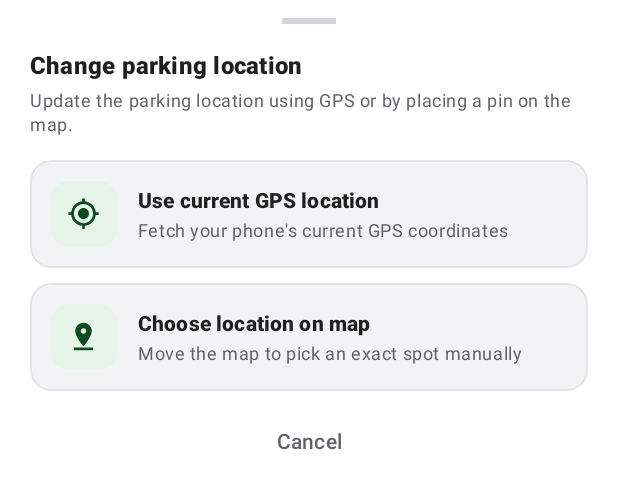
After one commit to varshith9993/Parking-Spot-Saver, an Android app built with Jetpack Compose: the layout bottom_sheet_change_location.xml on its own in the app's theme, with its tools: preview values and no code run, on a phone screen of 412 x 824 dp. The commit adds this screen. Shown: the top 489 px of the screen. Run offline under Robolectric (Android 15) with nearby library versions, the phone set to English and light mode, and no system bars.

Commit message:
second commit 2

```diff
--- /dev/null
+++ b/app/src/main/res/layout/bottom_sheet_change_location.xml
@@ -0,0 +1,171 @@
+<?xml version="1.0" encoding="utf-8"?>
+<LinearLayout xmlns:android="http://schemas.android.com/apk/res/android"
+    xmlns:app="http://schemas.android.com/apk/res-auto"
+    android:layout_width="match_parent"
+    android:layout_height="wrap_content"
+    android:background="@color/ps_card_bg"
+    android:orientation="vertical"
+    android:paddingHorizontal="20dp"
+    android:paddingTop="12dp"
+    android:paddingBottom="24dp">
+
+    <View
+        android:layout_width="36dp"
+        android:layout_height="4dp"
+        android:layout_gravity="center_horizontal"
+        android:layout_marginBottom="16dp"
+        android:background="@color/ps_drag_handle" />
+
+    <TextView
+        android:layout_width="match_parent"
+        android:layout_height="wrap_content"
+        android:text="@string/change_location_title"
+        android:textAppearance="@style/TextAppearance.Material3.TitleMedium"
+        android:textColor="@color/ps_text_primary"
+        android:textStyle="bold" />
+
+    <TextView
+        android:layout_width="match_parent"
+        android:layout_height="wrap_content"
+        android:layout_marginTop="4dp"
+        android:text="@string/change_location_subtitle"
+        android:textAppearance="@style/TextAppearance.Material3.BodySmall"
+        android:textColor="@color/ps_text_secondary" />
+
+    <com.google.android.material.card.MaterialCardView
+        android:id="@+id/cardOptionCurrentGps"
+        android:layout_width="match_parent"
+        android:layout_height="wrap_content"
+        android:layout_marginTop="16dp"
+        android:clickable="true"
+        android:focusable="true"
+        app:cardBackgroundColor="@color/ps_subtle_bg"
+        app:cardCornerRadius="14dp"
+        app:cardElevation="0dp"
+        app:strokeColor="@color/ps_card_stroke"
+        app:strokeWidth="1dp">
+
+        <LinearLayout
+            android:layout_width="match_parent"
+            android:layout_height="wrap_content"
+            android:gravity="center_vertical"
+            android:orientation="horizontal"
+            android:padding="14dp">
+
+            <com.google.android.material.card.MaterialCardView
+                android:layout_width="44dp"
+                android:layout_height="44dp"
+                app:cardBackgroundColor="@color/ps_primary_container"
+                app:cardCornerRadius="12dp"
+                app:cardElevation="0dp"
+                app:strokeWidth="0dp">
+
+                <ImageView
+                    android:layout_width="22dp"
+                    android:layout_height="22dp"
+                    android:layout_gravity="center"
+                    android:contentDescription="@string/use_current_gps"
+                    android:src="@drawable/ic_my_location"
+                    app:tint="@color/ps_on_primary_container" />
+            </com.google.android.material.card.MaterialCardView>
+
+            <LinearLayout
+                android:layout_width="0dp"
+                android:layout_height="wrap_content"
+                android:layout_marginStart="14dp"
+                android:layout_weight="1"
+                android:orientation="vertical">
+
+                <TextView
+                    android:layout_width="match_parent"
+                    android:layout_height="wrap_content"
+                    android:text="@string/use_current_gps"
+                    android:textAppearance="@style/TextAppearance.Material3.TitleSmall"
+                    android:textColor="@color/ps_text_primary"
+                    android:textStyle="bold" />
+
+                <TextView
+                    android:layout_width="match_parent"
+                    android:layout_height="wrap_content"
+                    android:layout_marginTop="2dp"
+                    android:text="@string/use_current_gps_desc"
+                    android:textAppearance="@style/TextAppearance.Material3.BodySmall"
+                    android:textColor="@color/ps_text_secondary" />
+            </LinearLayout>
+        </LinearLayout>
+    </com.google.android.material.card.MaterialCardView>
+
+    <com.google.android.material.card.MaterialCardView
+        android:id="@+id/cardOptionChooseOnMap"
+        android:layout_width="match_parent"
+        android:layout_height="wrap_content"
+        android:layout_marginTop="10dp"
+        android:clickable="true"
+        android:focusable="true"
+        app:cardBackgroundColor="@color/ps_subtle_bg"
+        app:cardCornerRadius="14dp"
+        app:cardElevation="0dp"
+        app:strokeColor="@color/ps_card_stroke"
+        app:strokeWidth="1dp">
+
+        <LinearLayout
+            android:layout_width="match_parent"
+            android:layout_height="wrap_content"
+            android:gravity="center_vertical"
+            android:orientation="horizontal"
+            android:padding="14dp">
+
+            <com.google.android.material.card.MaterialCardView
+                android:layout_width="44dp"
+                android:layout_height="44dp"
+                app:cardBackgroundColor="@color/ps_primary_container"
+                app:cardCornerRadius="12dp"
+                app:cardElevation="0dp"
+                app:strokeWidth="0dp">
+
+                <ImageView
+                    android:layout_width="22dp"
+                    android:layout_height="22dp"
+                    android:layout_gravity="center"
+                    android:contentDescription="@string/choose_on_map"
+                    android:src="@drawable/ic_pin_drop"
+                    app:tint="@color/ps_on_primary_container" />
+            </com.google.android.material.card.MaterialCardView>
+
+            <LinearLayout
+                android:layout_width="0dp"
+                android:layout_height="wrap_content"
+                android:layout_marginStart="14dp"
+                android:layout_weight="1"
+                android:orientation="vertical">
+
+                <TextView
+                    android:layout_width="match_parent"
+                    android:layout_height="wrap_content"
+                    android:text="@string/choose_on_map"
+                    android:textAppearance="@style/TextAppearance.Material3.TitleSmall"
+                    android:textColor="@color/ps_text_primary"
+                    android:textStyle="bold" />
+
+                <TextView
+                    android:layout_width="match_parent"
+                    android:layout_height="wrap_content"
+                    android:layout_marginTop="2dp"
+                    android:text="@string/choose_on_map_desc"
+                    android:textAppearance="@style/TextAppearance.Material3.BodySmall"
+                    android:textColor="@color/ps_text_secondary" />
+            </LinearLayout>
+        </LinearLayout>
+    </com.google.android.material.card.MaterialCardView>
+
+    <com.google.android.material.button.MaterialButton
+        android:id="@+id/btnChangeLocationCancel"
+        style="@style/Widget.Material3.Button.TextButton"
+        android:layout_width="match_parent"
+        android:layout_height="46dp"
+        android:layout_marginTop="10dp"
+        android:text="@string/cancel"
+        android:textAllCaps="false"
+        android:textColor="@color/ps_text_secondary" />
+
+</LinearLayout>
--- a/app/src/main/res/values/strings.xml
+++ b/app/src/main/res/values/strings.xml
@@ -114,7 +114,7 @@
     <string name="share_unavailable">Unable to share this parking location.</string>
     <string name="delete_saved_title">Remove from Saved?</string>
     <string name="delete_saved_message">Removes this bookmark from Saved. The parking record stays in History.</string>
-    <string name="set_as_active">Set Active on Home</string>
+    <string name="set_as_active">Save Changes</string>
     <string name="set_active_confirmation">Set as active spot on Home</string>
 
     <!-- History Screen -->
@@ -232,6 +232,9 @@
     <string name="take_a_photo">Take a Photo</string>
     <string name="take_a_photo_desc">Capture a photo using the in-app camera</string>
     <string name="choose_from_gallery_desc">Select existing images with Photo Picker</string>
+    <string name="change_location_subtitle">Update the parking location using GPS or by placing a pin on the map.</string>
+    <string name="use_current_gps_desc">Fetch your phone\'s current GPS coordinates</string>
+    <string name="choose_on_map_desc">Move the map to pick an exact spot manually</string>
 
     <string name="theme_system">System</string>
     <string name="theme_light">Light</string>
```
Also changed, not shown: app/src/main/java/com/example/devicewatch/HomeFragment.kt (+41 -42 lines), app/src/main/java/com/example/devicewatch/ParkingRecordDetailActivity.kt (+14 -11 lines), app/src/main/java/com/example/devicewatch/ParkingUiHelper.kt (+22 -0 lines), app/src/main/res/layout/activity_record_detail.xml (+45 -34 lines).
